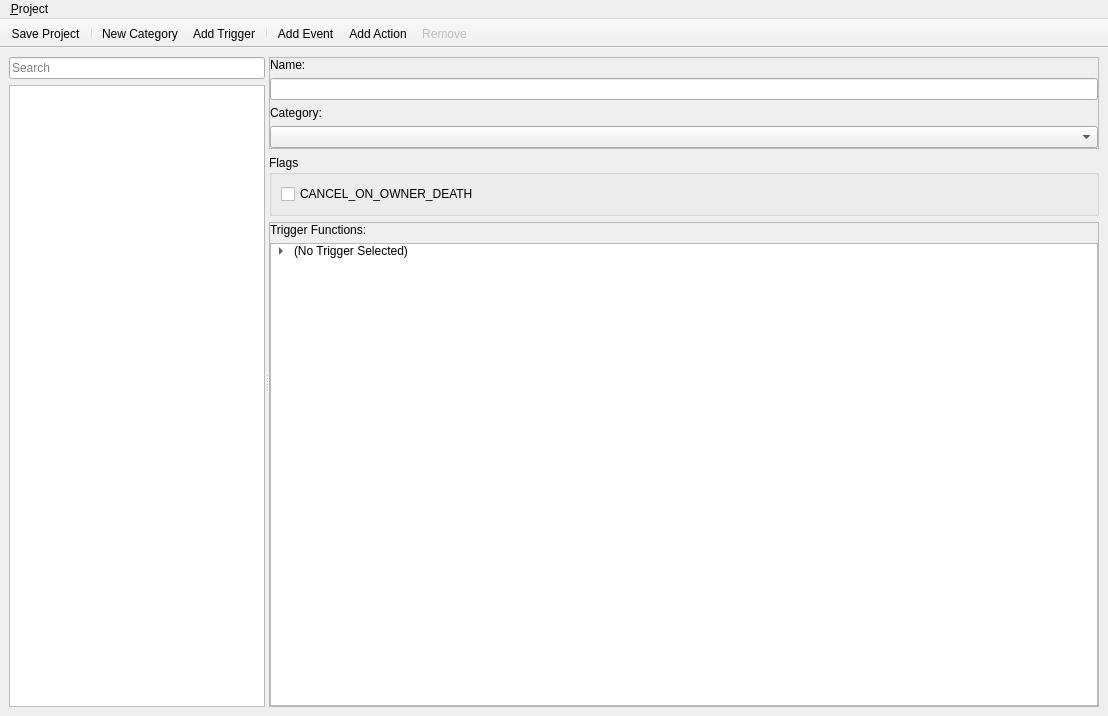
First picture: the form in tools/editor/ui/trigger_editor.ui, repository Kyoril/wow-pp, before the edit.
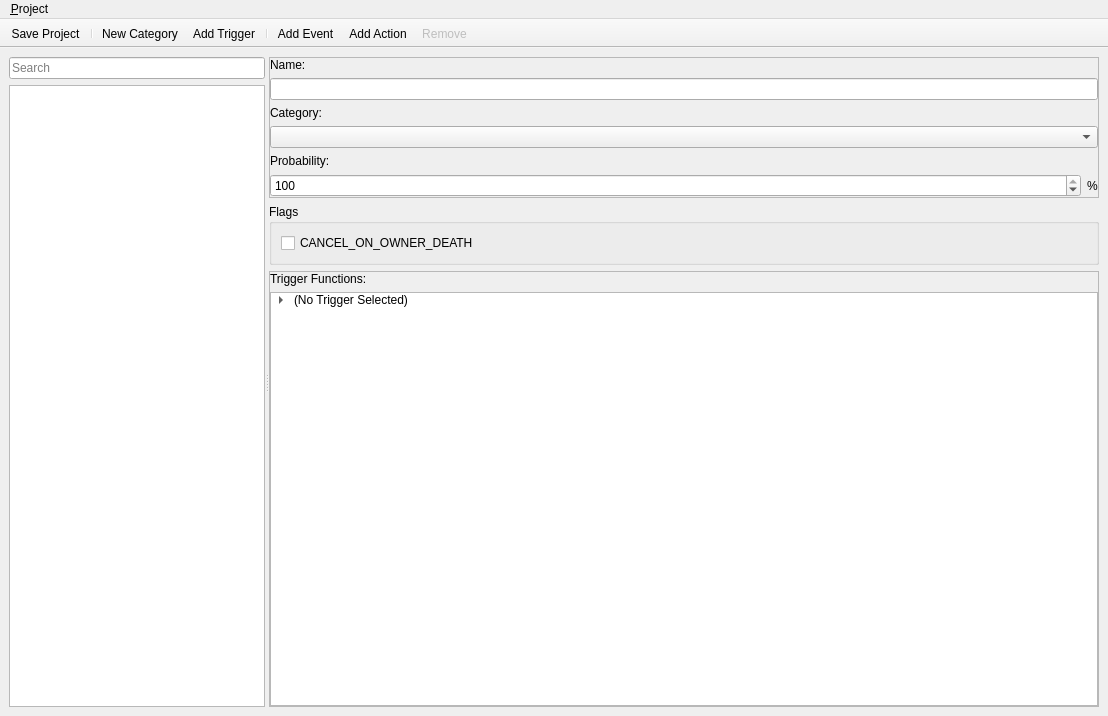
Second picture: the form after the edit. Icons and pictures are not drawn.

Commit message: Implemented trigger probability

```diff
--- a/tools/editor/ui/trigger_editor.ui
+++ b/tools/editor/ui/trigger_editor.ui
@@ -109,7 +109,7 @@
           <property name="frameShadow">
            <enum>QFrame::Raised</enum>
           </property>
-          <layout class="QVBoxLayout" name="verticalLayout">
+          <layout class="QVBoxLayout" name="verticalLayout_6">
            <property name="leftMargin">
             <number>0</number>
            </property>
@@ -123,6 +123,8 @@
             <number>0</number>
            </property>
            <item>
+            <layout class="QVBoxLayout" name="verticalLayout">
+             <item>
             <widget class="QLabel" name="label">
              <property name="text">
               <string>Name:</string>
@@ -141,6 +143,45 @@
            </item>
            <item>
             <widget class="QComboBox" name="triggerCategoryBox"/>
+             </item>
+             <item>
+              <widget class="QLabel" name="label_4">
+               <property name="text">
+                <string>Probability:</string>
+               </property>
+              </widget>
+             </item>
+             <item>
+              <layout class="QHBoxLayout" name="horizontalLayout">
+               <item>
+                <widget class="QSpinBox" name="probabilityBox">
+                 <property name="minimum">
+                  <number>1</number>
+                 </property>
+                 <property name="maximum">
+                  <number>100</number>
+                 </property>
+                 <property name="value">
+                  <number>100</number>
+                 </property>
+                </widget>
+               </item>
+               <item>
+                <widget class="QLabel" name="label_5">
+                 <property name="sizePolicy">
+                  <sizepolicy hsizetype="Maximum" vsizetype="Preferred">
+                   <horstretch>0</horstretch>
+                   <verstretch>0</verstretch>
+                  </sizepolicy>
+                 </property>
+                 <property name="text">
+                  <string>%</string>
+                 </property>
+                </widget>
+               </item>
+              </layout>
+             </item>
+            </layout>
            </item>
           </layout>
          </widget>
```
Lines whose indentation alone changed are shown as unchanged. The commit also changes 8 other files.
